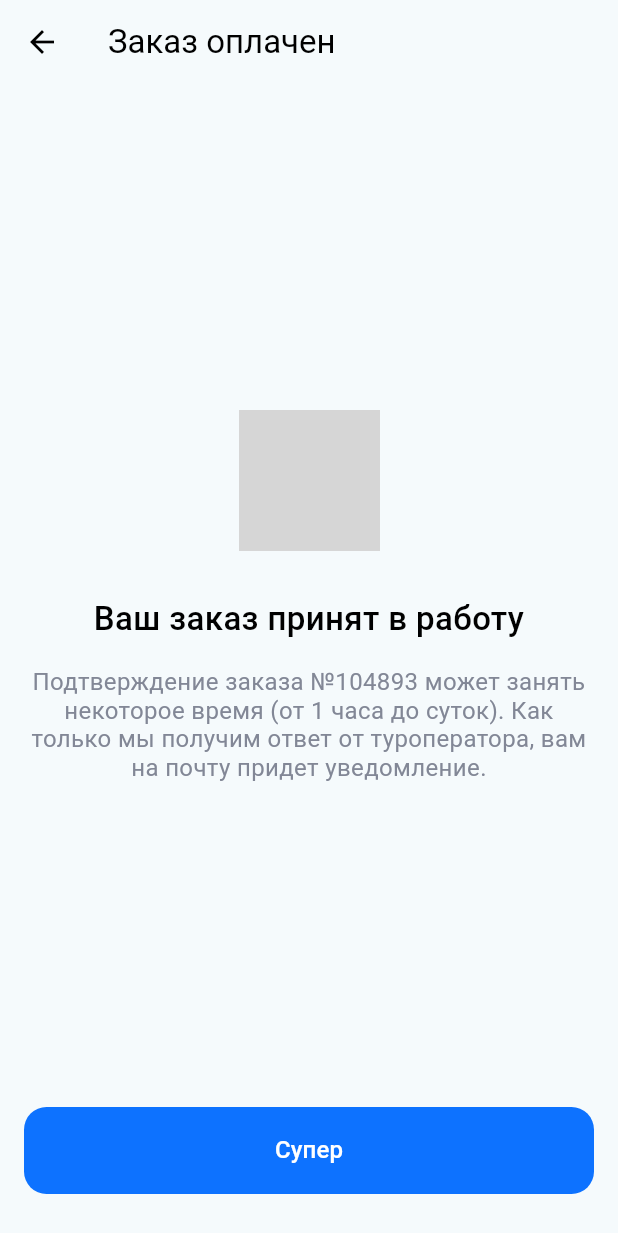
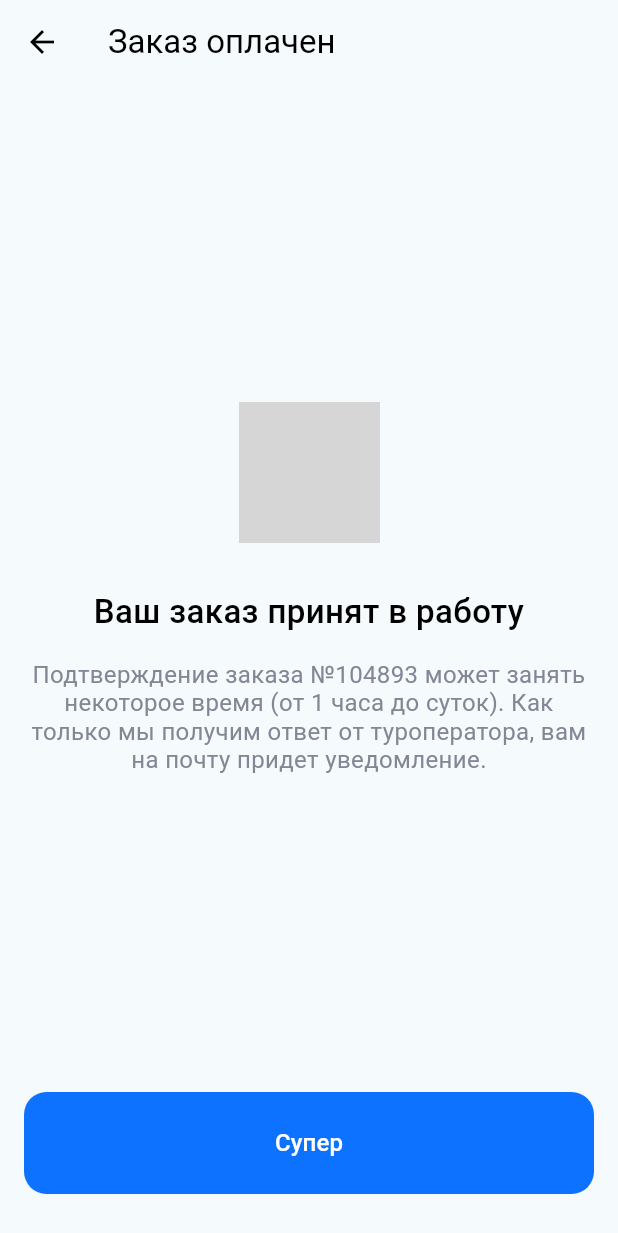
Before and after one commit to dobrovolskyv/booking_App, a Flutter app: the Success screen opened by its route, on a phone screen of 412 x 824 dp. Shown: the top 1233 px of the screen. Run offline on Flutter 3.47's test engine with Material 3 defaults, Android fonts, the light colour scheme and no system bars; our stand-ins replace carousel_slider, smooth_page_indicator; network calls fail; Roboto replaces fonts that are missing (SF Pro Display); grey boxes are pictures that could not be loaded.

Commit message:
Update button.dart

```diff
--- a/lib/components/button.dart
+++ b/lib/components/button.dart
@@ -17,7 +17,7 @@ class MyButton extends StatelessWidget {
         decoration: BoxDecoration(
             color: Color.fromRGBO(13, 114, 255, 1),
             borderRadius: BorderRadius.circular(15)),
-        padding: EdgeInsets.all(20),
+        padding: EdgeInsets.all(25),
         child: Row(
           mainAxisAlignment: MainAxisAlignment.center,
           children: [
```
